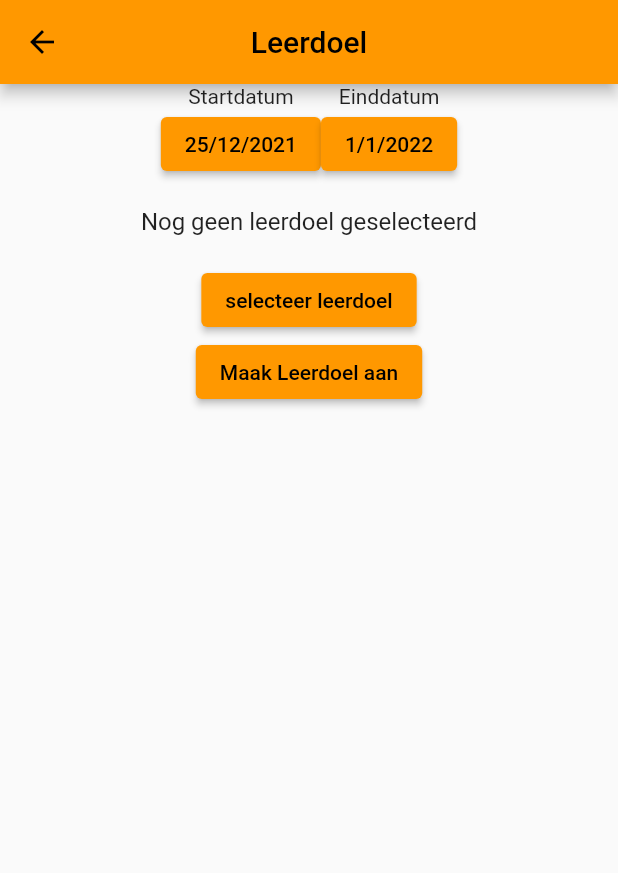
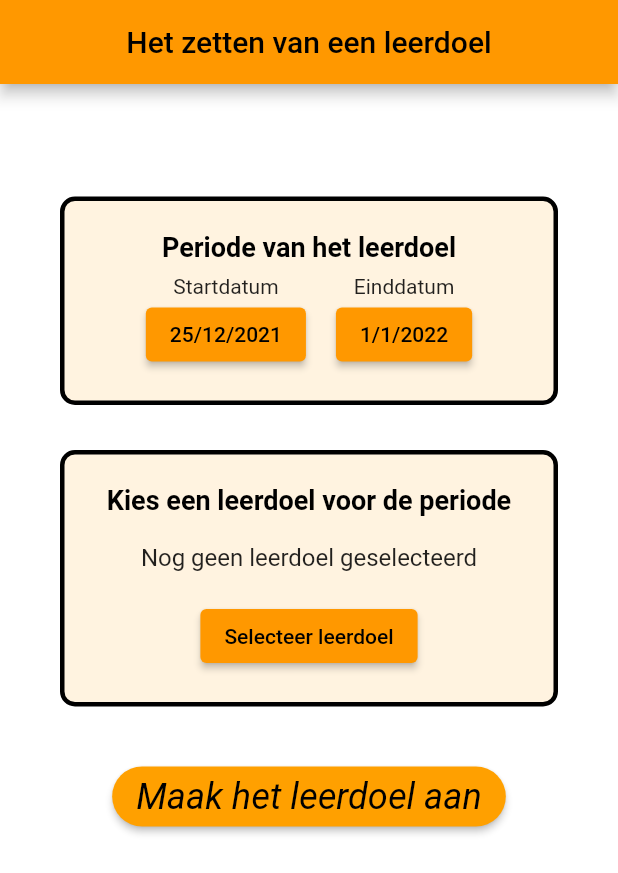
Before and after one commit to YGears/Appverpleegkunde, a Flutter app: the Leerdoel screen opened directly, on a phone screen of 412 x 824 dp. Shown: the top 873 px of the screen. Run offline on Flutter 3.47's test engine with Material 2 defaults, Android fonts, the phone set to English and light mode, and no system bars; our stand-ins replace fl_chart, shared_preferences; accounts and stored records are empty.

Commit message:
create new branch

```diff
--- a/app_verpleegkunde/lib/screens/learning_goal/learning_goal.dart
+++ b/app_verpleegkunde/lib/screens/learning_goal/learning_goal.dart
@@ -111,15 +111,72 @@ class _LeerDoelState extends State<Leerdoel> {
     }
   }
 
+  //TEST
+  BoxDecoration borderStyling() {
+    return BoxDecoration(
+      color: Colors.orange[50],
+      border: Border.all(width: 3.0),
+      borderRadius: const BorderRadius.all(
+          Radius.circular(10.0) //                 <--- border radius here
+          ),
+    );
+  }
+
   @override
+  // Widget that builds the scaffold that holds all the widgets that this screen consists off
   Widget build(BuildContext context) {
     return Scaffold(
       appBar: AppBar(
-        title: Text("Leerdoel"),
+        title: const Text("Het zetten van een leerdoel"),
         centerTitle: true,
       ),
       // Body of the application
-      body: Column(children: <Widget>[
+      body: contentWrapper(context),
+    );
+  }
+
+  // Wrapps all widgets in to one single widget
+  Widget contentWrapper(BuildContext context) {
+    return Container(
+      color: Colors.white,
+      child: Column(children: <Widget>[
+        const SizedBox(
+          height: 75,
+        ),
+        selectPeriod(context),
+        const SizedBox(
+          height: 30,
+        ),
+        chooseLearningGoal(context),
+        const SizedBox(
+          height: 40,
+        ),
+        createButton(context)
+      ]),
+    );
+  }
+
+  //Widget for selecting a period in which that learning goal will be set
+  Widget selectPeriod(BuildContext context) {
+    return Container(
+        margin: const EdgeInsets.only(left: 40.0, right: 40.0),
+        padding: const EdgeInsets.all(20.0),
+        decoration: borderStyling(),
+        child: Column(
+          crossAxisAlignment: CrossAxisAlignment.center,
+          children: [
+            const Text(
+              "Periode van het leerdoel",
+              style: TextStyle(
+                fontSize: 18,
+                fontWeight: FontWeight.bold,
+                color: Colors.black,
+              ),
+            ),
+            // Creates spacing between items inside of the column
+            const SizedBox(
+              height: 8,
+            ),
             Row(mainAxisAlignment: MainAxisAlignment.center, children: <Widget>[
               Column(children: <Widget>[
                 const Text("Startdatum"),
@@ -127,6 +184,9 @@ class _LeerDoelState extends State<Leerdoel> {
                     child: Text(dateFormating(startDate)),
                     onPressed: () async => selectStartDate(context, startDate))
               ]),
+              const SizedBox(
+                width: 20,
+              ),
               Column(children: <Widget>[
                 const Text("Einddatum"),
                 ElevatedButton(
@@ -134,16 +194,48 @@ class _LeerDoelState extends State<Leerdoel> {
                     onPressed: () async => selectEndDate(context))
               ]),
             ]),
+          ],
+        ));
+  }
+
+  Widget chooseLearningGoal(BuildContext context) {
+    return Container(
+      margin: const EdgeInsets.only(left: 40.0, right: 40.0),
+      padding: const EdgeInsets.all(20.0),
+      decoration: borderStyling(),
+      child: Column(children: <Widget>[
+        const Text(
+          "Kies een leerdoel voor de periode",
+          style: TextStyle(
+            fontSize: 18,
+            fontWeight: FontWeight.bold,
+            color: Colors.black,
+          ),
+        ),
         ListTile(title: Center(child: Text(_geselecteerdLeerdoel))),
         ElevatedButton(
-          child: const Text("selecteer leerdoel"),
+          child: const Text("Selecteer leerdoel"),
           onPressed: () => {_navigateAndDisplaySelection(context)},
-        ),
-        ElevatedButton(
-          child: const Text("Maak Leerdoel aan"),
-          onPressed: () => {createLearningGoal()},
         ),
       ]),
     );
   }
+
+  Widget createButton(BuildContext context) {
+    return SizedBox(
+      height: 40,
+      child: ElevatedButton(
+        child: const Text("Maak het leerdoel aan"),
+        style: ElevatedButton.styleFrom(
+          primary: Colors.amber[700],
+          textStyle: const TextStyle(
+              color: Colors.black, fontSize: 24, fontStyle: FontStyle.italic),
+          shape: RoundedRectangleBorder(
+            borderRadius: BorderRadius.circular(20.0),
+          ),
+        ),
+        onPressed: () => {createLearningGoal()},
+      ),
+    );
   }
+}
--- a/app_verpleegkunde/lib/screens/login/login.dart
+++ b/app_verpleegkunde/lib/screens/login/login.dart
@@ -3,10 +3,8 @@ import 'dart:convert';
 import 'image_cover.dart';
 import 'package:flutter/rendering.dart';
 import '../second.dart';
-import '../learning_goal/learning_goal.dart';
 import '../../functions/Api.dart';
 import 'package:flutter/material.dart';
-import 'package:http/http.dart' as http;
 
 class Album {
   final String response;
@@ -66,12 +64,12 @@ class _MyAppState extends State<MyApp> {
             // Body of the application
             body: Column(children: <Widget>[
               //IMAGE
-              ImageCover("../img/front_page_img_holder.jpg"),
+              const ImageCover("../img/front_page_img_holder.jpg"),
               //ERROR MSG
               Text(error,
                   style: const TextStyle(
                       color: Colors.red, fontWeight: FontWeight.bold)),
-              Text(""),
+              const Text(""),
               //INPUTFIELD
               TextField(
                   decoration: const InputDecoration(
--- a/app_verpleegkunde/lib/screens/navbar.dart
+++ b/app_verpleegkunde/lib/screens/navbar.dart
@@ -1,6 +1,7 @@
 import 'package:flutter/material.dart';
 
 class BottomMenu extends StatelessWidget {
+  // ignore: prefer_typing_uninitialized_variables
   final selectedIndex;
   ValueChanged<int> onClicked;
   BottomMenu({this.selectedIndex, required this.onClicked});
--- a/app_verpleegkunde/lib/screens/second.dart
+++ b/app_verpleegkunde/lib/screens/second.dart
@@ -24,7 +24,7 @@ class _MyHomePageState extends State<MyHomePage> {
   final List<Widget> screens = [
     const Overview(),
     const mainPage(),
-    const Leerdoel(),
+    Leerdoel(),
     dailyReflectionPage(selectedDate: DateTime.now()),
   ];
   //Function to switch index if navbar is touched
```
Also changed, not shown: app_verpleegkunde/lib/screens/learning_goal/choose_learning_goal.dart (+86 -46 lines), app_verpleegkunde/lib/screens/main/main.dart (+29 -36 lines). Lines whose indentation alone changed are shown as unchanged.
